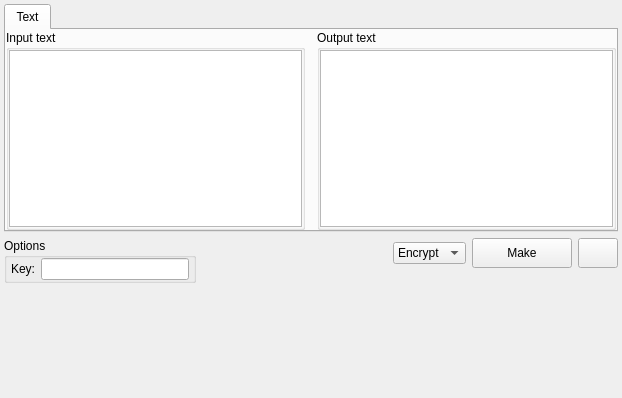
This is app/gui/symmetric/vernam/vernam.ui in vasilypht/crypto-methods as Qt 5 draws it before an edit. The edited form follows.
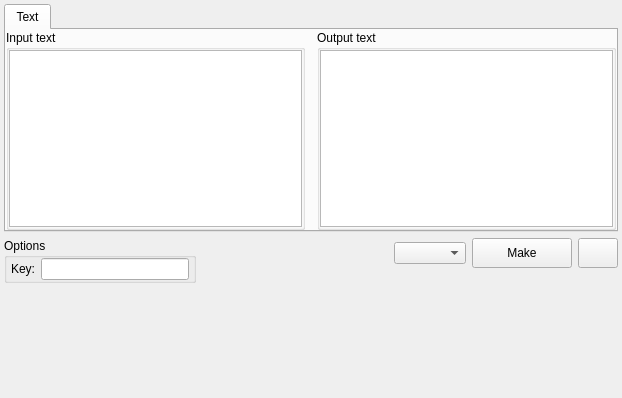
This is the edited form.

Commit message: Added documentation to the vernam.py module, as well as to the corresponding widget.

The edit to the form file:
```diff
--- a/app/gui/symmetric/vernam/vernam.ui
+++ b/app/gui/symmetric/vernam/vernam.ui
@@ -223,16 +223,6 @@
              <height>0</height>
             </size>
            </property>
-           <item>
-            <property name="text">
-             <string>Encrypt</string>
-            </property>
-           </item>
-           <item>
-            <property name="text">
-             <string>Decrypt</string>
-            </property>
-           </item>
           </widget>
          </item>
          <item>
```
Left out of the diff: 2 changed lines with no effect on the pictures. The commit also changes 3 other files.
